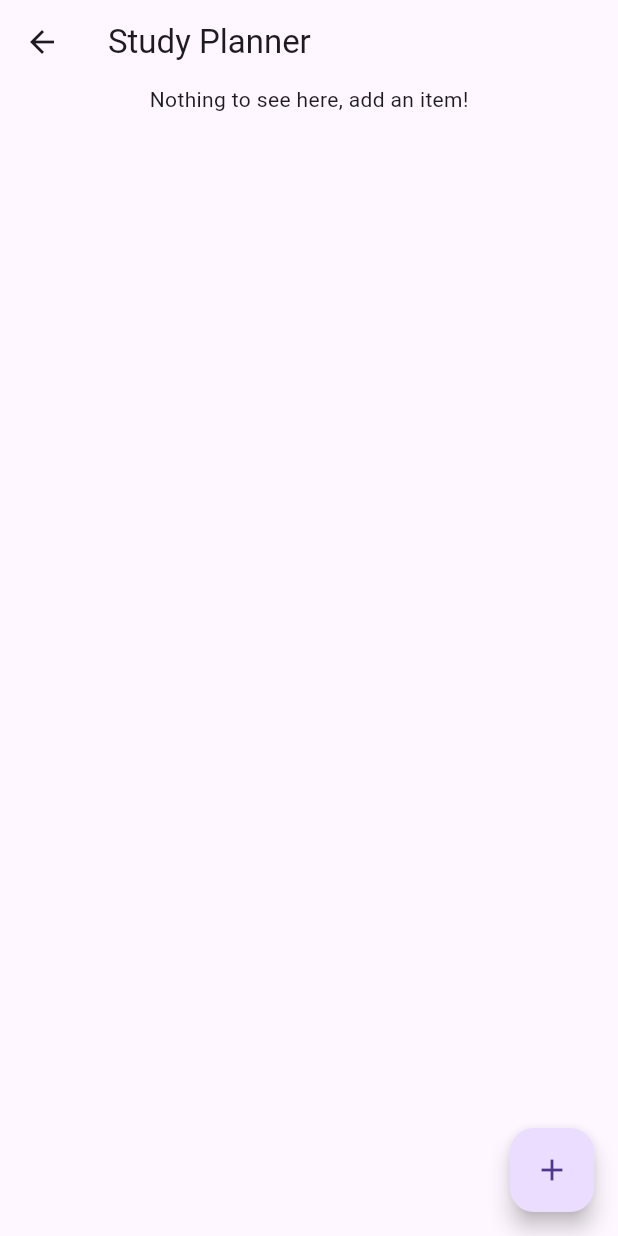
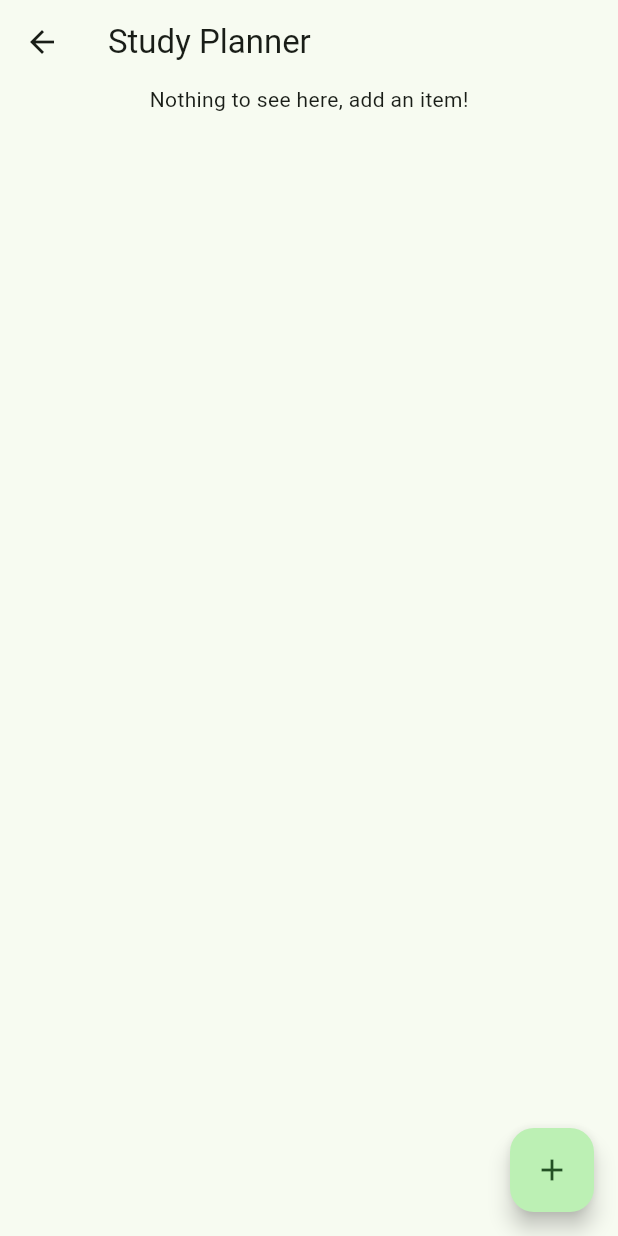
Before and after one commit to Daru-san/Studyx, a Flutter app: the screen it shows after launch, after a tap on the "menu" icon, after a tap on "Study Planner", on a phone screen of 412 x 824 dp. Run offline on Flutter 3.47's test engine with Material 3 defaults, Android fonts, the phone set to English and light mode, and no system bars; missing offline and left inert: flutter_settings_ui, window_manager.

Commit message:
src/main: refactor theming

```diff
--- a/lib/main.dart
+++ b/lib/main.dart
@@ -16,8 +16,6 @@ void main() {
   });
 }
 
-var currentTheme = ThemeData.dark(useMaterial3: true);
-
 class StudyxApp extends StatefulWidget {
   const StudyxApp({super.key});
 
@@ -33,8 +31,13 @@ class StudyxAppState extends State<StudyxApp> {
     return MaterialApp(
       title: 'Studyx',
       themeMode: Provider.of<ThemeProvider>(context).themeMode,
-      theme: ThemeData.light(),
-      darkTheme: ThemeData.dark(),
+      theme: ThemeData(
+        colorScheme: ColorScheme.fromSeed(seedColor: Colors.green),
+        useMaterial3: true,
+      ),
+      darkTheme: ThemeData(
+        brightness: Brightness.dark,
+      ),
       home: const Dashboard(),
     );
   }
```
